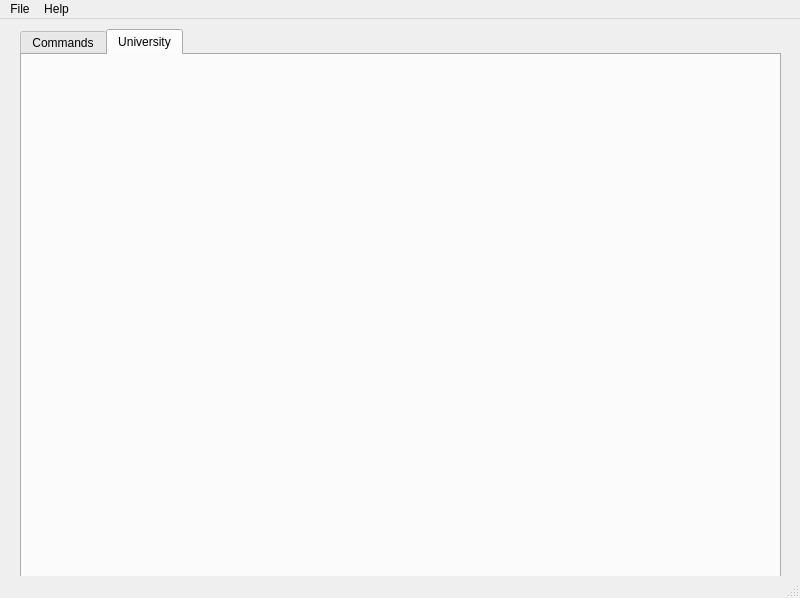
The window that src/LoximGui/LoximGui.ui (ptryfon/loxim-stats) describes before a commit, drawn with Qt 5.
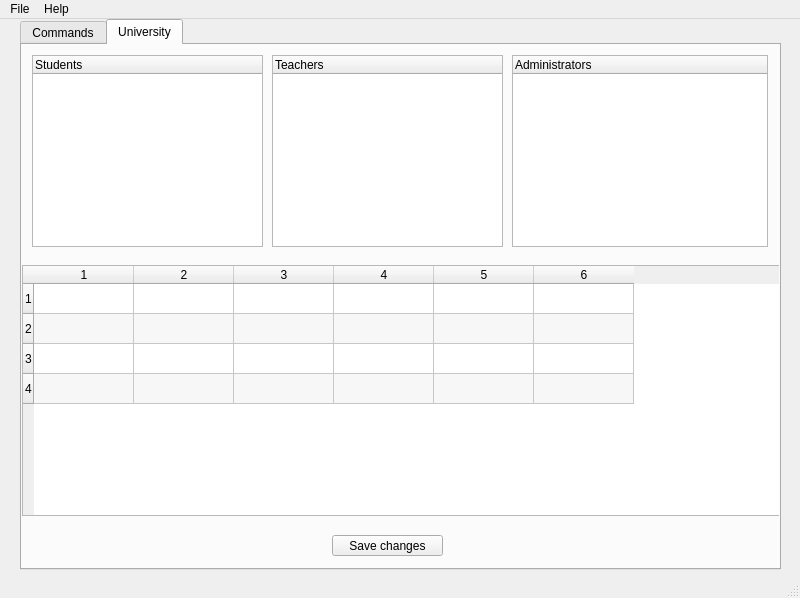
The same window after the commit. The open tabs and pages were chosen to show the change.

Commit message: Another part of LoximGui. Support for uniwersity workers browsing.

What changed in the file:
```diff
--- a/src/LoximGui/LoximGui.ui
+++ b/src/LoximGui/LoximGui.ui
@@ -21,7 +21,7 @@
     <property name="geometry">
      <rect>
       <x>20</x>
-      <y>10</y>
+      <y>0</y>
       <width>761</width>
       <height>551</height>
      </rect>
@@ -108,6 +108,96 @@
      <attribute name="title">
       <string>University</string>
      </attribute>
+     <widget class="QTreeWidget" name="students_view">
+      <property name="geometry">
+       <rect>
+        <x>10</x>
+        <y>10</y>
+        <width>231</width>
+        <height>192</height>
+       </rect>
+      </property>
+      <column>
+       <property name="text">
+        <string>Students</string>
+       </property>
+      </column>
+     </widget>
+     <widget class="QTreeWidget" name="teachers_view">
+      <property name="geometry">
+       <rect>
+        <x>250</x>
+        <y>10</y>
+        <width>231</width>
+        <height>192</height>
+       </rect>
+      </property>
+      <column>
+       <property name="text">
+        <string>Teachers</string>
+       </property>
+      </column>
+     </widget>
+     <widget class="QTreeWidget" name="administrator_view">
+      <property name="geometry">
+       <rect>
+        <x>490</x>
+        <y>10</y>
+        <width>256</width>
+        <height>192</height>
+       </rect>
+      </property>
+      <column>
+       <property name="text">
+        <string>Administrators</string>
+       </property>
+      </column>
+     </widget>
+     <widget class="QTableWidget" name="people_view">
+      <property name="geometry">
+       <rect>
+        <x>0</x>
+        <y>220</y>
+        <width>761</width>
+        <height>251</height>
+       </rect>
+      </property>
+      <property name="alternatingRowColors">
+       <bool>true</bool>
+      </property>
+      <property name="sortingEnabled">
+       <bool>true</bool>
+      </property>
+      <property name="rowCount">
+       <number>4</number>
+      </property>
+      <property name="columnCount">
+       <number>6</number>
+      </property>
+      <row/>
+      <row/>
+      <row/>
+      <row/>
+      <column/>
+      <column/>
+      <column/>
+      <column/>
+      <column/>
+      <column/>
+     </widget>
+     <widget class="QPushButton" name="submit_persons_changes">
+      <property name="geometry">
+       <rect>
+        <x>310</x>
+        <y>490</y>
+        <width>111</width>
+        <height>21</height>
+       </rect>
+      </property>
+      <property name="text">
+       <string>Save changes</string>
+      </property>
+     </widget>
     </widget>
    </widget>
   </widget>
```
Left out of the diff: 15 changed lines with no effect on the pictures. The commit also changes 6 other files.
